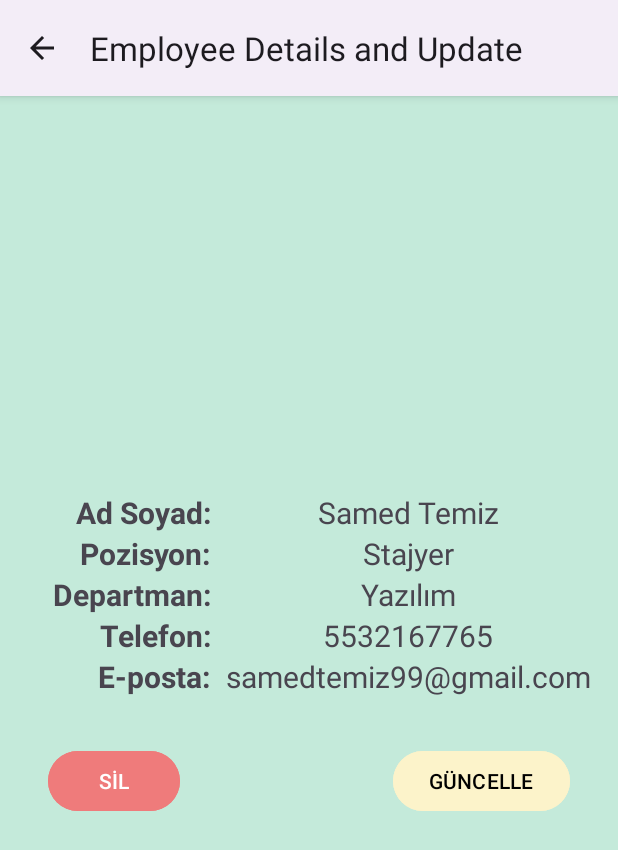
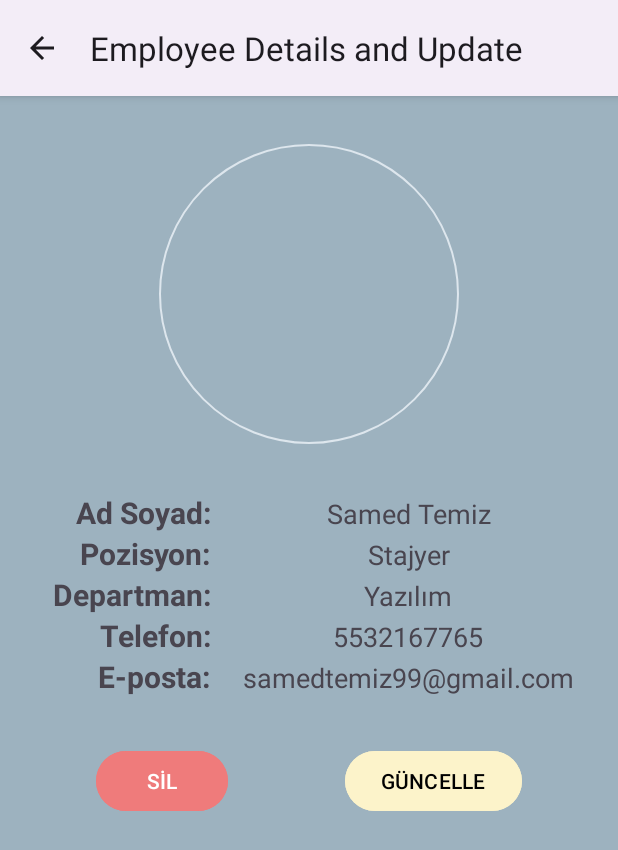
Before and after one commit to SamedTemiz/Employee_Management_App, an Android app: the DetailsActivity screen opened directly, with no data from a screen before it, on a phone screen of 412 x 824 dp. Shown: the top 850 px of the screen. Run offline under Robolectric (Android 15) with nearby library versions, the phone set to English and light mode, and no system bars; our stand-ins replace CircleImageView; libraries missing offline, so code that uses them is left out: com.github.dhaval2404.imagepicker; 13 statements that could not run were skipped.

Commit message:
For now, this is a last commit.

```diff
--- a/app/build.gradle
+++ b/app/build.gradle
@@ -48,4 +48,7 @@ dependencies {
 
     // ImagePicker
     implementation 'com.github.dhaval2404:imagepicker:2.1'
+
+    // Circle ImageView
+    implementation 'de.hdodenhof:circleimageview:3.1.0'
 }
--- a/app/src/main/res/drawable/search_view_bg.xml
+++ b/app/src/main/res/drawable/search_view_bg.xml
@@ -1,8 +1,7 @@
 <?xml version="1.0" encoding="utf-8"?>
 <shape xmlns:android="http://schemas.android.com/apk/res/android">
 
-    <corners android:radius="8dp"/>
-    <stroke android:color="@color/grey"
-        android:width="2dp"/>
+    <stroke android:color="@color/titanium"
+        android:width="4dp"/>
 
 </shape>
--- a/app/src/main/res/layout/activity_details.xml
+++ b/app/src/main/res/layout/activity_details.xml
@@ -11,14 +11,17 @@
         android:id="@+id/detail_screen"
         android:layout_width="match_parent"
         android:layout_height="match_parent"
-        android:background="@color/teal"
-        tools:visibility="visible">
+        android:background="@color/light_silver"
+        android:visibility="visible"
+        tools:visibility="gone">
 
-        <ImageView
+        <de.hdodenhof.circleimageview.CircleImageView xmlns:app="http://schemas.android.com/apk/res-auto"
             android:id="@+id/img_detailGorsel"
             android:layout_width="200dp"
             android:layout_height="200dp"
             android:layout_marginTop="32dp"
+            app:civ_border_color="@color/titanium"
+            app:civ_border_width="1dp"
             app:layout_constraintEnd_toEndOf="parent"
             app:layout_constraintStart_toStartOf="parent"
             app:layout_constraintTop_toTopOf="parent"
@@ -49,10 +52,11 @@
                 <TextView
                     android:id="@+id/txt_detailAdSoyad"
                     android:layout_width="0dp"
+                    android:layout_height="27dp"
                     android:layout_weight="2"
                     android:text="Samed Temiz"
                     android:textAlignment="center"
-                    android:textSize="20sp" />
+                    android:textSize="18sp" />
             </TableRow>
 
             <TableRow>
@@ -71,7 +75,7 @@
                     android:layout_weight="2"
                     android:text="Stajyer"
                     android:textAlignment="center"
-                    android:textSize="20sp" />
+                    android:textSize="18sp" />
             </TableRow>
 
             <TableRow>
@@ -90,7 +94,7 @@
                     android:layout_weight="2"
                     android:text="Yazılım"
                     android:textAlignment="center"
-                    android:textSize="20sp" />
+                    android:textSize="18sp" />
             </TableRow>
 
             <TableRow>
@@ -109,7 +113,7 @@
                     android:layout_weight="2"
                     android:text="5532167765"
                     android:textAlignment="center"
-                    android:textSize="20sp" />
+                    android:textSize="18sp" />
             </TableRow>
 
             <TableRow>
@@ -128,7 +132,7 @@
                     android:layout_weight="2"
                     android:text="samedtemiz99@gmail.com"
                     android:textAlignment="center"
-                    android:textSize="20sp" />
+                    android:textSize="18sp" />
             </TableRow>
 
         </TableLayout>
@@ -137,7 +141,7 @@
             android:id="@+id/btn_delete"
             android:layout_width="wrap_content"
             android:layout_height="wrap_content"
-            android:layout_marginStart="32dp"
+            android:layout_marginStart="64dp"
             android:layout_marginTop="32dp"
             android:backgroundTint="@color/peach"
             android:onClick="deleteEmployee"
@@ -150,7 +154,7 @@
             android:layout_width="wrap_content"
             android:layout_height="wrap_content"
             android:layout_marginTop="32dp"
-            android:layout_marginEnd="32dp"
+            android:layout_marginEnd="64dp"
             android:backgroundTint="@color/beige"
             android:onClick="goToUpdate"
             android:text="GÜNCELLE"
@@ -165,18 +169,21 @@
         android:layout_width="match_parent"
         android:layout_height="match_parent"
         android:background="@color/peach"
-        tools:visibility="gone">
+        android:visibility="gone"
+        tools:visibility="visible">
 
-        <ImageView
+        <de.hdodenhof.circleimageview.CircleImageView
             android:id="@+id/img_updGorsel"
             android:layout_width="200dp"
             android:layout_height="200dp"
             android:layout_marginTop="32dp"
             android:onClick="startImagePicker"
-            android:src="@drawable/man"
+            app:civ_border_color="@color/titanium"
+            app:civ_border_width="1dp"
             app:layout_constraintEnd_toEndOf="parent"
             app:layout_constraintStart_toStartOf="parent"
-            app:layout_constraintTop_toTopOf="parent" />
+            app:layout_constraintTop_toTopOf="parent"
+            app:srcCompat="@drawable/take_photo" />
 
         <EditText
             android:id="@+id/txt_updAd"
--- a/app/src/main/res/values/colors.xml
+++ b/app/src/main/res/values/colors.xml
@@ -8,4 +8,9 @@
     <color name="teal">#FFC4EADA</color>
     <color name="green">#FF9CF196</color>
     <color name="grey">#FF919190</color>
+
+    <color name="dark_blue">#FF27374D</color>
+    <color name="silver">#FF526D82</color>
+    <color name="light_silver">#FF9DB2BF</color>
+    <color name="titanium">#FFDDE6ED</color>
 </resources>
```
Also changed, not shown: app/src/main/java/com/samedtemiz/employee_management_app/AddActivity.java (+17 -13 lines), app/src/main/java/com/samedtemiz/employee_management_app/DetailsActivity.java (+26 -11 lines), app/src/main/java/com/samedtemiz/employee_management_app/MainActivity.java (+14 -1 lines), app/src/main/java/com/samedtemiz/employee_management_app/db/DatabaseHelper.java (+29 -50 lines), app/src/main/java/com/samedtemiz/employee_management_app/db/Employee.java (+47 -2 lines), app/src/main/res/drawable/border_backgroud.xml (deleted, +0 -18 lines), app/src/main/res/drawable/recycler_row_bg.xml (added, +8 -0 lines), app/src/main/res/layout/activity_add.xml (+14 -2 lines), app/src/main/res/layout/activity_main.xml (+29 -16 lines), app/src/main/res/layout/recycler_row.xml (+14 -8 lines), app/src/main/res/drawable/aragorn.jpg (added), app/src/main/res/drawable/take_photo.png.
